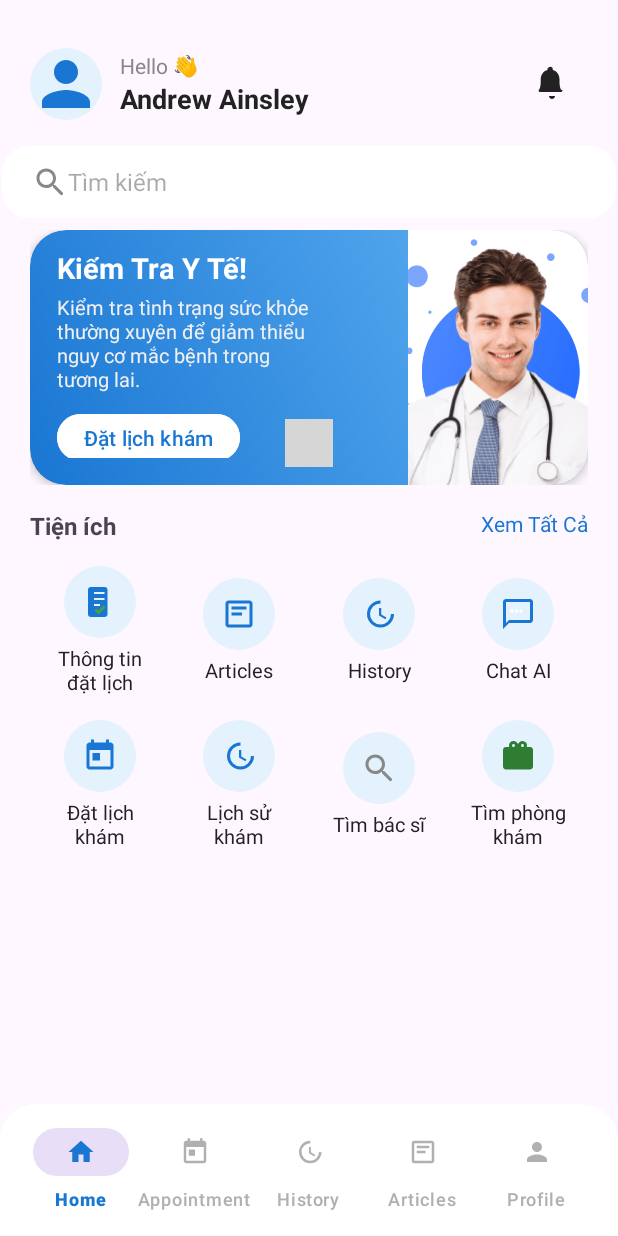
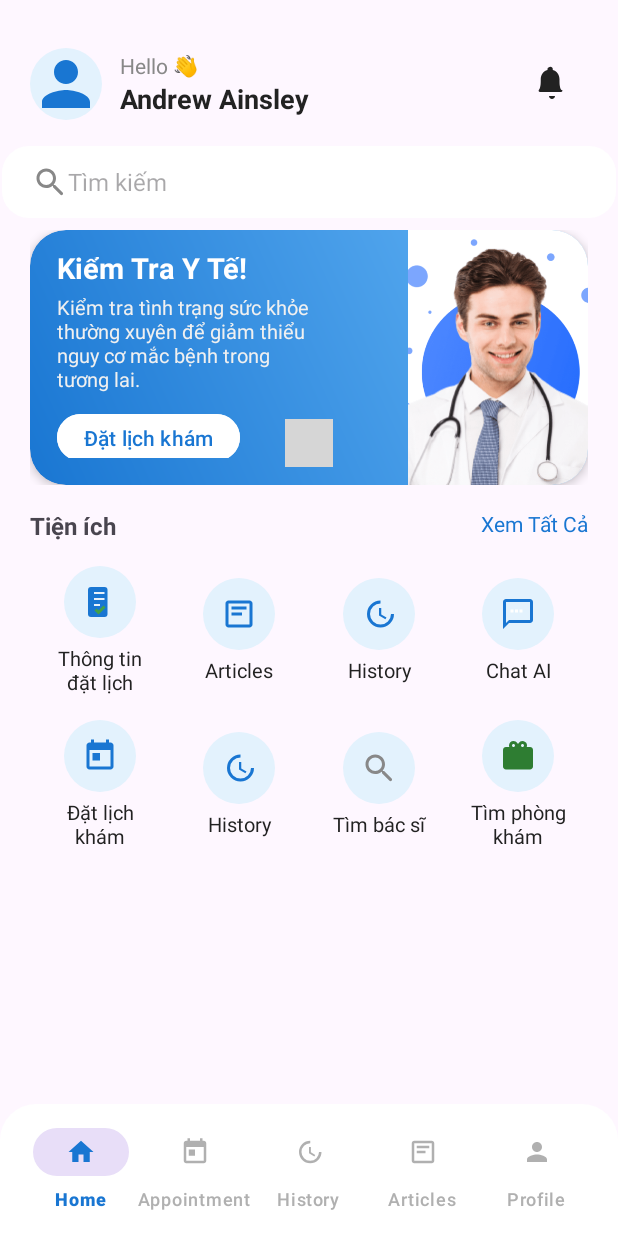
Before and after one commit to Du-Tuan-Minh/PROJECT_PRM, an Android app: the MainActivity screen opened directly, with no data from a screen before it, on a phone screen of 412 x 824 dp. Run offline under Robolectric (Android 15) with nearby library versions, the light colour scheme and no system bars; libraries missing offline, so code that uses them is left out: com.tbuonomo.viewpagerdotsindicator; plain views replace DotsIndicator; 2 statements that could not run were skipped; grey boxes are pictures that could not be loaded.

Commit message:
update bottom_menu

```diff
--- a/app/src/main/res/layout/fragment_home.xml
+++ b/app/src/main/res/layout/fragment_home.xml
@@ -403,7 +403,7 @@
                 <TextView
                     android:layout_width="match_parent"
                     android:layout_height="wrap_content"
-                    android:text="Lịch sử khám"
+                    android:text="History"
                     android:textSize="13sp"
                     android:textColor="#222"
                     android:gravity="center"
```
Also changed, not shown: app/src/main/java/com/example/project_prm/MainActivity.java (+14 -6 lines).
